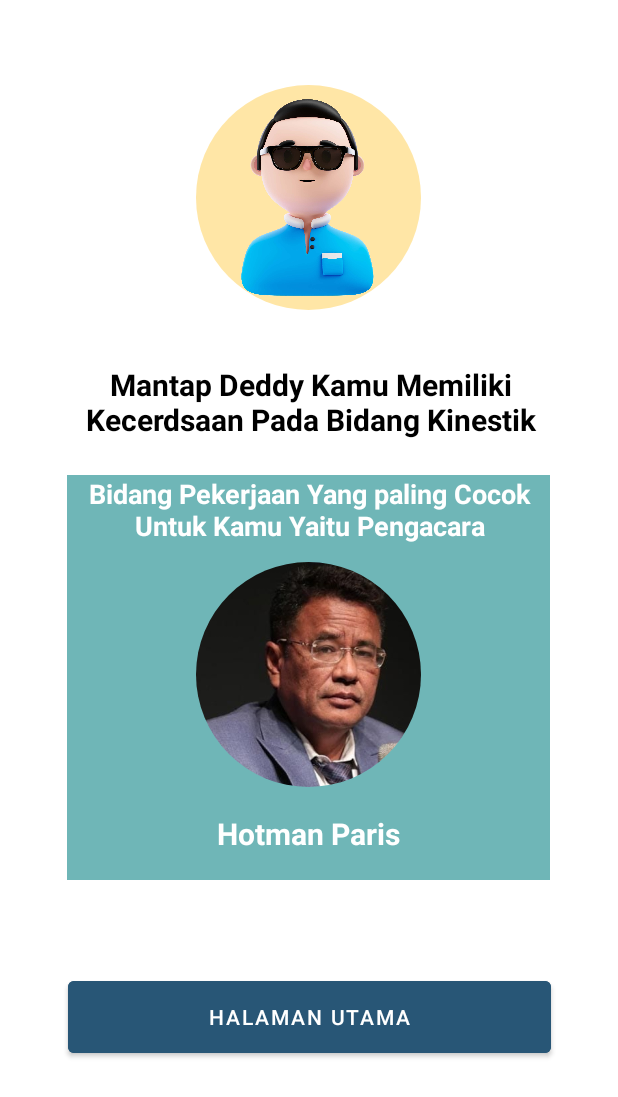
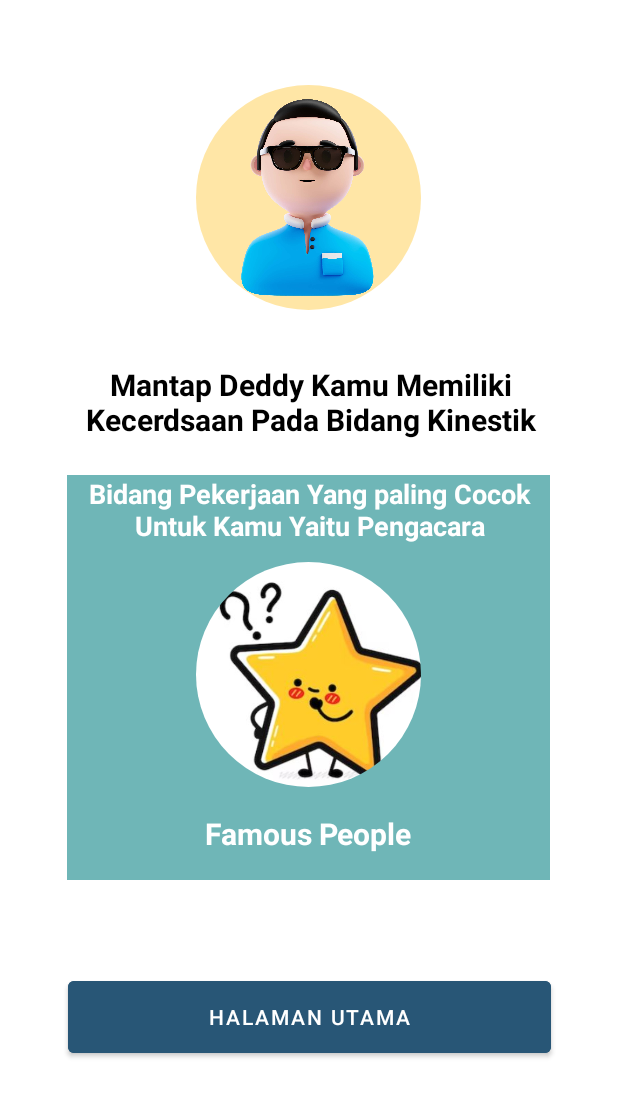
Before and after one commit to IchsanAlfian/InFentorApp-MD, an Android app: the layout activity_result.xml on its own in the app's theme, with its tools: preview values and no code run, on a phone screen of 412 x 824 dp. Shown: the top 1097 px of the screen. Run offline under Robolectric (Android 15) with nearby library versions, the phone set to English and light mode, and no system bars.

Commit message:
Final For Submit

```diff
--- a/app/src/main/java/com/capstone/infentor/ui/EssayActivity.kt
+++ b/app/src/main/java/com/capstone/infentor/ui/EssayActivity.kt
@@ -70,6 +70,7 @@ class EssayActivity : AppCompatActivity() {
             intent.putExtra(ResultActivity.EXTRA_RESULT, dominantIntelligenceType)
             intent.putExtra(ResultActivity.EXTRA_CAREER_RECOMMENDATION, careerRecommendation)
             startActivity(intent)
+            finish()
         })
     }
 
--- a/app/src/main/java/com/capstone/infentor/ui/LoginActivity.kt
+++ b/app/src/main/java/com/capstone/infentor/ui/LoginActivity.kt
@@ -23,6 +23,7 @@ class LoginActivity : AppCompatActivity() {
         binding.btnLogin.setOnClickListener {
             val intent = Intent(this, MainActivity::class.java)
             startActivity(intent)
+            finish()
         }
     }
 }
--- a/app/src/main/java/com/capstone/infentor/ui/PilganActivity.kt
+++ b/app/src/main/java/com/capstone/infentor/ui/PilganActivity.kt
@@ -136,6 +136,7 @@ class PilganActivity : AppCompatActivity() {
         val intent = Intent(this, EssayActivity::class.java)
         intent.putExtra(EXTRA_RESULT, dominantIntelligenceType)
         startActivity(intent)
+        finish()
     }
     private fun navigateToMainActivity() {
         val intent = Intent(this, MainActivity::class.java)
--- a/app/src/main/res/layout/activity_essay.xml
+++ b/app/src/main/res/layout/activity_essay.xml
@@ -65,7 +65,7 @@
         android:id="@+id/tv_soal"
         android:layout_width="278dp"
         android:layout_height="93dp"
-        android:text="Tuliskan kebiasaan kamu saat berada dirumah"
+        android:text="Bagaimana kamu mendeskripsikan pekerjaan impian kamu?"
         android:textAlignment="center"
         android:textColor="@color/white"
         android:textSize="20dp"
--- a/app/src/main/res/layout/activity_result.xml
+++ b/app/src/main/res/layout/activity_result.xml
@@ -63,7 +63,7 @@
         android:id="@+id/iv_tokoh"
         android:layout_width="150dp"
         android:layout_height="150dp"
-        android:src="@drawable/hotman_paris"
+        android:src="@drawable/famous_people"
         app:layout_constraintEnd_toEndOf="@+id/shapeableImageView"
         app:layout_constraintStart_toStartOf="@+id/shapeableImageView"
         app:layout_constraintTop_toBottomOf="@+id/tv_job"
@@ -73,7 +73,7 @@
         android:id="@+id/tv_namaTokoh"
         android:layout_width="wrap_content"
         android:layout_height="wrap_content"
-        android:text="Hotman Paris"
+        android:text="Famous People"
         android:textColor="@color/white"
         android:textSize="20dp"
         android:textStyle="bold"
```
Also changed, not shown: app/src/main/AndroidManifest.xml (+27 -20 lines), app/src/main/java/com/capstone/infentor/ui/MainActivity.kt (+16 -6 lines), app/src/main/res/drawable/famous_people.jpeg (added), app/src/main/res/drawable/hotman_paris.jpg (deleted).
